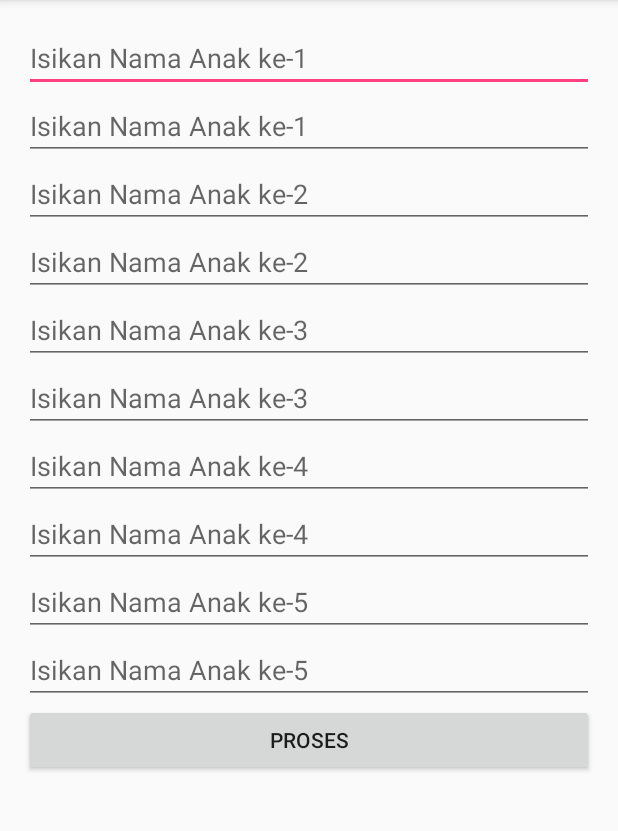
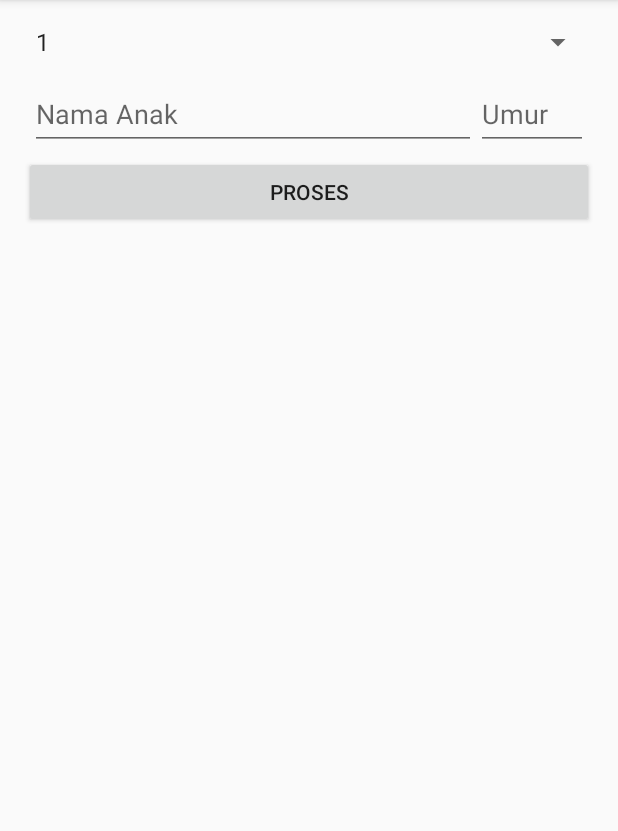
Before and after one commit to sandyargya/AdvancedWidget1, an Android app: the screen it shows after launch (MainActivity), after a tap on "PROSES", on a phone screen of 412 x 824 dp, the part 84-915 px from its top. Run offline under Robolectric (Android 15) with nearby library versions, the phone set to English and light mode, and no system bars.

Commit message:
Widget Programming Final Part

```diff
--- a/app/build.gradle
+++ b/app/build.gradle
@@ -23,4 +23,5 @@ dependencies {
     compile fileTree(dir: 'libs', include: ['*.jar'])
     testCompile 'junit:junit:4.12'
     compile 'com.android.support:appcompat-v7:23.4.0'
+    compile 'com.android.support:design:23.4.0'
 }
--- a/app/src/main/java/id/sch/smktelkom_mlg/learn/advancedwidget1/MainActivity.java
+++ b/app/src/main/java/id/sch/smktelkom_mlg/learn/advancedwidget1/MainActivity.java
@@ -2,44 +2,75 @@ package id.sch.smktelkom_mlg.learn.advancedwidget1;
 
 import android.os.Bundle;
 import android.support.v7.app.AppCompatActivity;
-import android.text.InputType;
+import android.view.LayoutInflater;
 import android.view.View;
-import android.widget.Button;
+import android.widget.AdapterView;
+import android.widget.ArrayAdapter;
 import android.widget.EditText;
 import android.widget.LinearLayout;
+import android.widget.Spinner;
 import android.widget.TextView;
 
 public class MainActivity extends AppCompatActivity {
+    Spinner spJumlah;
+    LinearLayout llAnak;
+    TextView tvHasil;
 
     @Override
     protected void onCreate(Bundle savedInstanceState) {
         super.onCreate(savedInstanceState);
         setContentView(R.layout.activity_main);
 
-        final LinearLayout llMain = (LinearLayout) findViewById(R.id.LinearLayoutMain);
+        spJumlah = (Spinner) findViewById(R.id.spinnerJumlahAnak);
+        Integer[] arJumlah = new Integer[10];
+        for (int i = 0; i < 10; i++) {
+            arJumlah[i] = i + 1;
+        }
+        ArrayAdapter adapter = new ArrayAdapter<>(this,
+                android.R.layout.simple_spinner_item, arJumlah);
+        adapter.setDropDownViewResource(android.R.layout.simple_spinner_dropdown_item);
+        spJumlah.setAdapter(adapter);
 
-        addEditText(llMain);
+        llAnak = (LinearLayout) findViewById(R.id.linearLayoutAnak);
+        tvHasil = (TextView) findViewById(R.id.textViewHasil);
 
-
-        Button bProses = new Button(this);
-        bProses.setText("Proses");
-        llMain.addView(bProses);
-
-        final TextView tvHasil = new TextView(this);
-        llMain.addView(tvHasil);
-        bProses.setOnClickListener(new View.OnClickListener() {
+        findViewById(R.id.buttonProses).setOnClickListener(new View.OnClickListener() {
             @Override
             public void onClick(View view) {
-                doProses(llMain);
+                doProses();
+            }
+        });
+
+        spJumlah.setOnItemSelectedListener(new AdapterView.OnItemSelectedListener() {
+            @Override
+            public void onItemSelected(AdapterView<?> adapterView, View view, int i, long l) {
+                addEditText((int) spJumlah.getSelectedItem());
+            }
+
+            @Override
+            public void onNothingSelected(AdapterView<?> adapterView) {
+                //
             }
         });
     }
 
-    private void doProses(LinearLayout llMain) {
+    private void addEditText(int jumlah) {
+        llAnak.removeAllViews();
+        for (int i = 1; i <= jumlah; i++) {
+            View v = LayoutInflater.from(this).inflate(R.layout.layout_anak, llAnak, false);
+            v.setTag("Anak" + i);
+            llAnak.addView(v);
+        }
+    }
+
+    private void doProses() {
+        int jumlah = (int) spJumlah.getSelectedItem();
         String hasil = "";
-        for (int i = 0; i < 5; i++) {
-            EditText etNama = (EditText) llMain.getChildAt(i * 2);
-            EditText etUmur = (EditText) llMain.getChildAt((i * 2) + 1);
+        for (int i = 1; i <= jumlah; i++) {
+            LinearLayout llNow = (LinearLayout) llAnak.findViewWithTag("Anak" + i);
+
+            EditText etNama = (EditText) llNow.findViewById(R.id.editTextNama);
+            EditText etUmur = (EditText) llNow.findViewById(R.id.editTextUmur);
 
             String nama = etNama.getText().toString().trim();
             String umur = etUmur.getText().toString();
@@ -47,23 +78,9 @@ public class MainActivity extends AppCompatActivity {
             if (umur.isEmpty())
                 umur = "0";
             if (!nama.isEmpty())
-                hasil += "Anak ke-" + (i + 1) + ": " + nama + " umur " + umur + " tahun\n";
+                hasil += "Anak ke-" + i + ": " + nama + " umur " + umur + " tahun\n";
         }
 
-        TextView tvHasil = (TextView) llMain.getChildAt(11);
         tvHasil.setText(hasil);
     }
-
-    private void addEditText(LinearLayout llMain) {
-        for (int i = 1; i <= 5; i++) {
-            EditText etNama = new EditText(this);
-            llMain.addView(etNama);
-            etNama.setHint("Isikan Nama Anak ke-" + i);
-
-            EditText etUmur = new EditText(this);
-            llMain.addView(etUmur);
-            etUmur.setHint("Isikan Nama Anak ke-" + i);
-            etUmur.setInputType(InputType.TYPE_CLASS_NUMBER);
-        }
     }
-}
--- a/app/src/main/res/layout/activity_main.xml
+++ b/app/src/main/res/layout/activity_main.xml
@@ -3,11 +3,11 @@
     xmlns:tools="http://schemas.android.com/tools"
     android:layout_width="match_parent"
     android:layout_height="match_parent">
-<LinearLayout xmlns:android="http://schemas.android.com/apk/res/android"
+
+    <LinearLayout xmlns:android="http://schemas.android.com/apk/res/android"
     xmlns:tools="http://schemas.android.com/tools"
-    android:id="@+id/LinearLayoutMain"
     android:layout_width="match_parent"
-    android:layout_height="match_parent"
+        android:layout_height="wrap_content"
     android:orientation="vertical"
     android:paddingBottom="@dimen/activity_vertical_margin"
     android:paddingLeft="@dimen/activity_horizontal_margin"
@@ -15,5 +15,29 @@
     android:paddingTop="@dimen/activity_vertical_margin"
     tools:context="id.sch.smktelkom_mlg.learn.advancedwidget1.MainActivity">
 
+        <Spinner
+            android:id="@+id/spinnerJumlahAnak"
+            android:layout_width="match_parent"
+            android:layout_height="wrap_content" />
+
+        <LinearLayout
+            android:id="@+id/linearLayoutAnak"
+            android:layout_width="match_parent"
+            android:layout_height="wrap_content"
+            android:orientation="vertical">
+
+        </LinearLayout>
+
+        <Button
+            android:id="@+id/buttonProses"
+            android:layout_width="match_parent"
+            android:layout_height="wrap_content"
+            android:text="Proses" />
+
+        <TextView
+            android:id="@+id/textViewHasil"
+            android:layout_width="match_parent"
+            android:layout_height="wrap_content"
+            tools:text="Hasil" />
 </LinearLayout>
 </ScrollView>
--- /dev/null
+++ b/app/src/main/res/layout/layout_anak.xml
@@ -0,0 +1,33 @@
+<?xml version="1.0" encoding="utf-8"?>
+<LinearLayout xmlns:android="http://schemas.android.com/apk/res/android"
+    android:layout_width="match_parent"
+    android:layout_height="match_parent"
+    android:padding="4dp"
+    android:weightSum="1">
+
+    <android.support.design.widget.TextInputLayout
+        android:layout_width="0dp"
+        android:layout_height="wrap_content"
+        android:layout_weight="0.8">
+
+        <android.support.design.widget.TextInputEditText
+            android:id="@+id/editTextNama"
+            android:layout_width="match_parent"
+            android:layout_height="match_parent"
+            android:hint="Nama Anak" />
+    </android.support.design.widget.TextInputLayout>
+
+    <android.support.design.widget.TextInputLayout
+        android:layout_width="0dp"
+        android:layout_height="wrap_content"
+        android:layout_weight="0.2">
+
+        <android.support.design.widget.TextInputEditText
+            android:id="@+id/editTextUmur"
+            android:layout_width="match_parent"
+            android:layout_height="match_parent"
+            android:hint="Umur"
+            android:maxLength="2" />
+    </android.support.design.widget.TextInputLayout>
+
+</LinearLayout>
```
